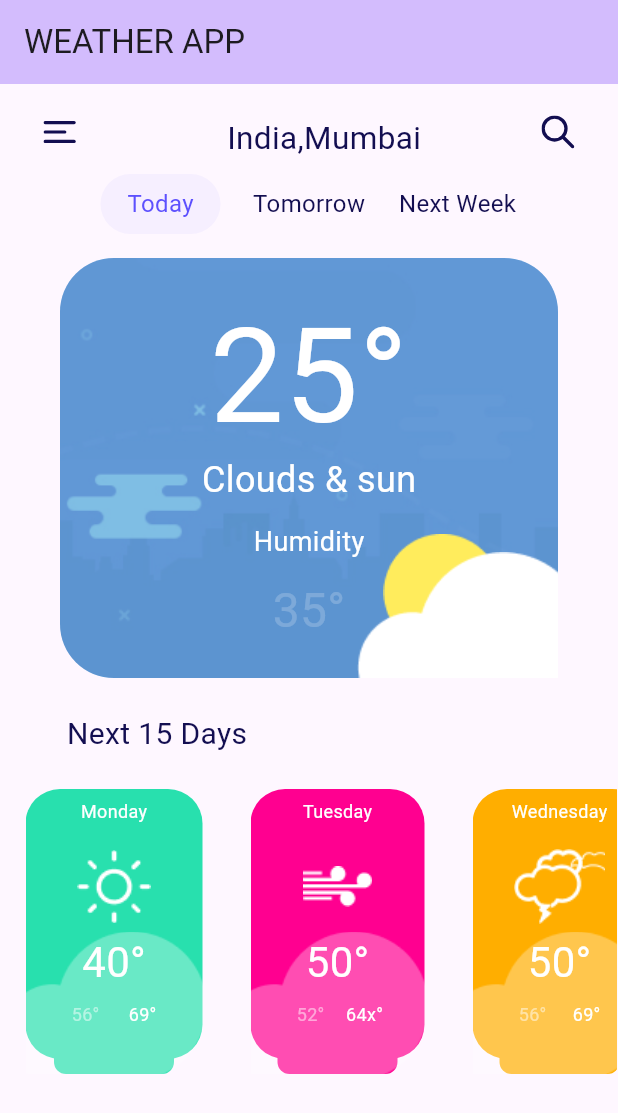
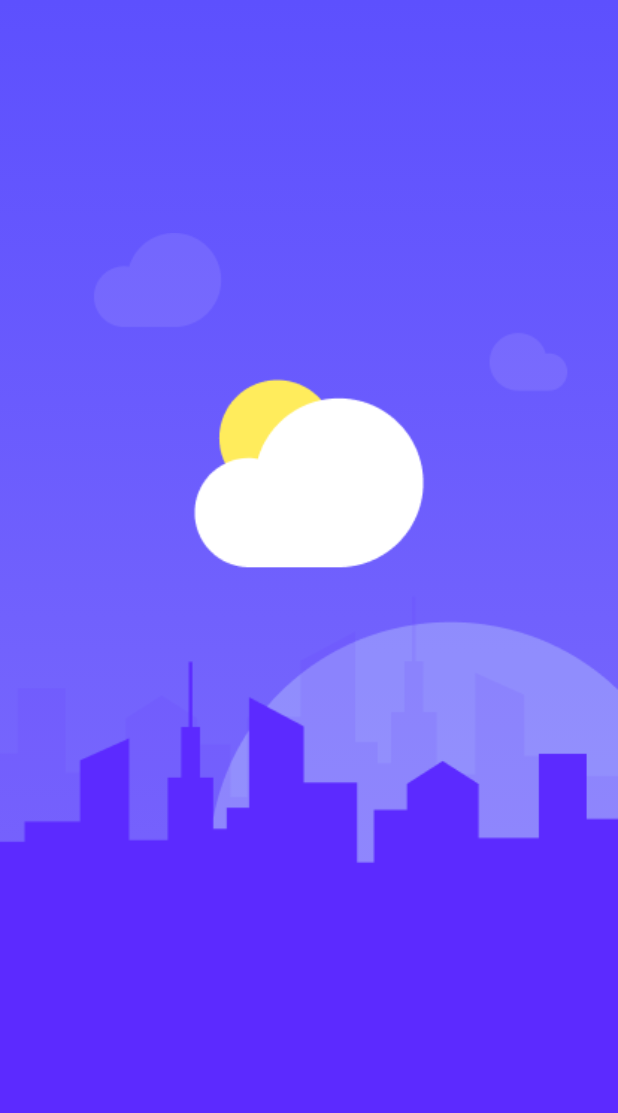
Before and after one commit to manhdungdrvl01042002/Weather_App, a Flutter app: the screen it shows after launch, on a phone screen of 412 x 824 dp. Shown: the top 1113 px of the screen. Run offline on Flutter 3.47's test engine with Material 2 defaults, Android fonts, the phone set to English and light mode, and no system bars; our stand-ins replace flutter_svg.

Commit message:
tạo màn splash

```diff
--- a/lib/main.dart
+++ b/lib/main.dart
@@ -1,7 +1,6 @@
-import 'dart:ffi';
-
 import 'package:flutter/material.dart';
 import 'package:flutter_svg/flutter_svg.dart';
+import 'package:weather_app/splash_screen.dart';
 
 void main() {
   runApp(const MyApp());
@@ -13,12 +12,13 @@ class MyApp extends StatelessWidget {
   @override
   Widget build(BuildContext context) {
     return MaterialApp(
+      debugShowCheckedModeBanner: false,
       title: 'Flutter Demo',
       theme: ThemeData(
         colorScheme: ColorScheme.fromSeed(seedColor: Colors.deepPurple),
         useMaterial3: true,
       ),
-      home: const MyHomePage(title: 'Flutter Demo Home Page'),
+      home: const Splash_Screen(),
     );
   }
 }
@@ -32,14 +32,6 @@ class MyHomePage extends StatefulWidget {
 }
 
 class _MyHomePageState extends State<MyHomePage> {
-  int _counter = 0;
-
-  void _incrementCounter() {
-    setState(() {
-      _counter++;
-    });
-  }
-
   @override
   Widget build(BuildContext context) {
     return Scaffold(
--- /dev/null
+++ b/lib/splash_screen.dart
@@ -0,0 +1,26 @@
+import 'package:flutter/material.dart';
+
+class Splash_Screen extends StatelessWidget {
+  const Splash_Screen({super.key});
+
+  @override
+  Widget build(BuildContext context) {
+    return Scaffold(
+      body: Container(
+        decoration: const BoxDecoration(
+          gradient: LinearGradient(
+            begin: Alignment.topCenter,
+            end: Alignment.bottomCenter,
+            colors: [
+              Color.fromRGBO(93, 80, 254, 1),
+              Color.fromRGBO(133, 114, 252, 1),
+            ],
+          ),
+          image: DecorationImage(
+              image: AssetImage("assets/images/background_splash.png"),
+              alignment: Alignment.bottomCenter),
+        ),
+      ),
+    );
+  }
+}
```
Also changed, not shown: assets/images/background_splash.png (added).
